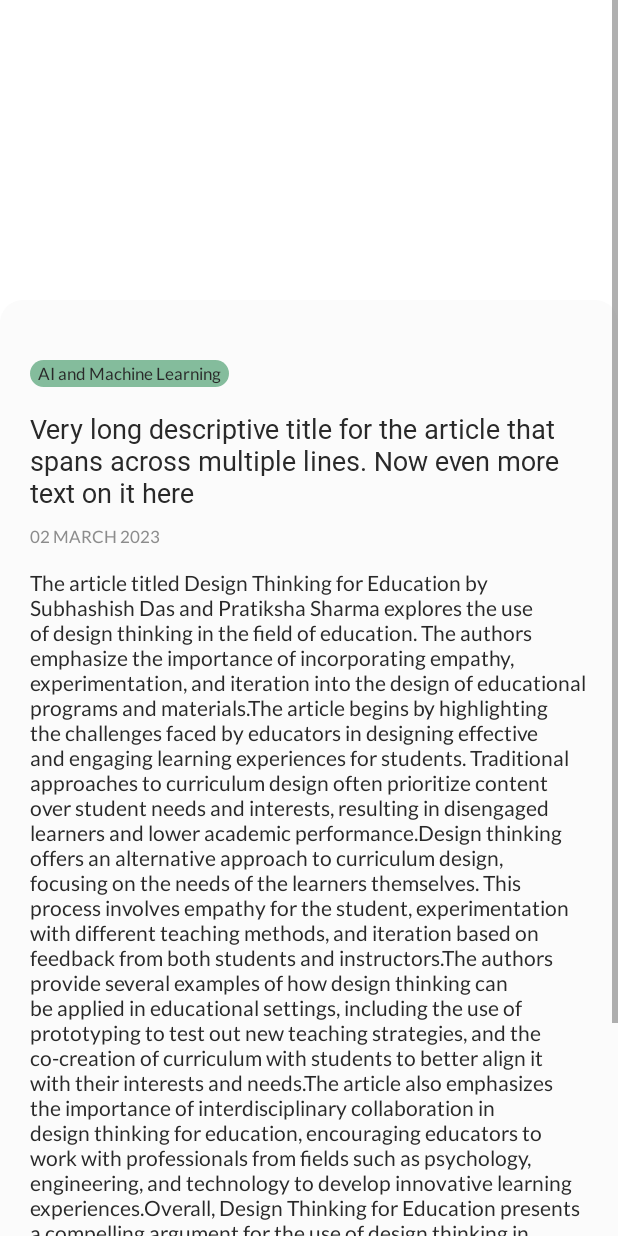
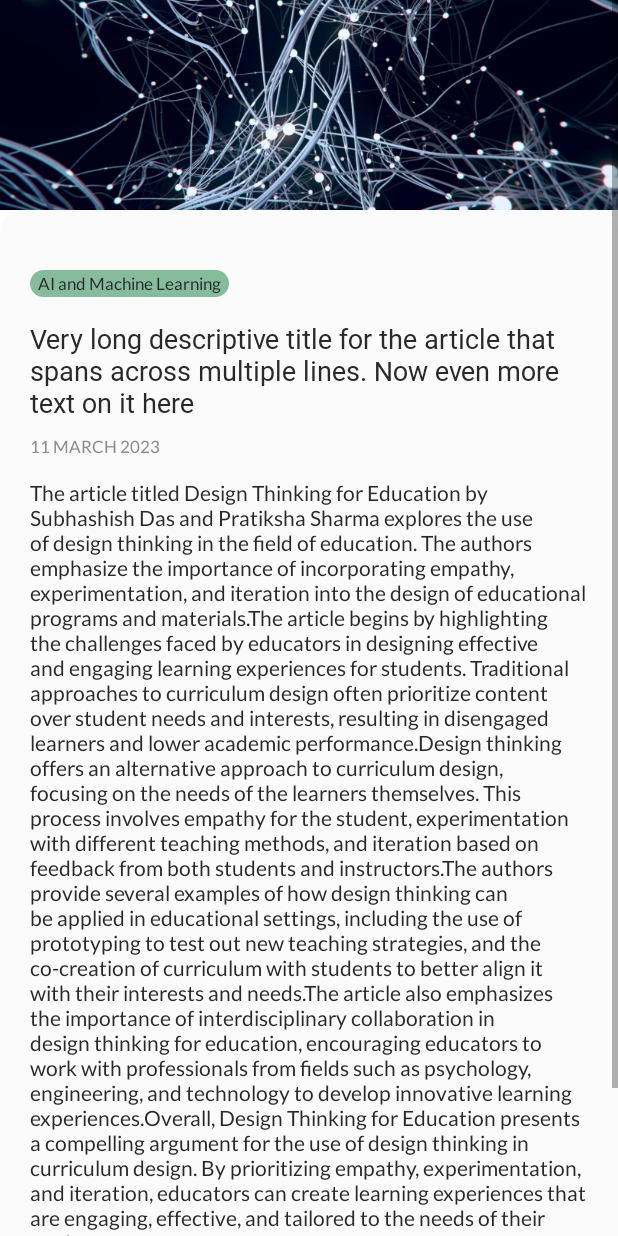
Before and after one commit to Patcast/news_app, an Android app: the fragment ArticleView placed in its activity, on a phone screen of 412 x 824 dp. Run offline under Robolectric (Android 15) with nearby library versions, the phone set to English and light mode, and no system bars; our stand-ins replace Firebase (no records; nobody signed in at launch, a user with empty details on screens opened directly), navigation-ui; 3 statements that could not run were skipped.

Commit message:
fix image

```diff
--- a/app/src/main/res/layout/fragment_article_view.xml
+++ b/app/src/main/res/layout/fragment_article_view.xml
@@ -14,10 +14,16 @@
         android:layout_height="wrap_content"
         android:orientation="vertical"
         tools:context=".ArticleView">
-
-        <androidx.constraintlayout.widget.ConstraintLayout
+        <ImageView
+            android:id="@+id/image_card"
             android:layout_width="match_parent"
-            android:layout_height="match_parent">
+            android:layout_height="140dp"
+            android:contentDescription="@string/picture"
+            android:scaleType="centerCrop"
+            app:layout_constraintEnd_toEndOf="parent"
+            app:layout_constraintStart_toStartOf="parent"
+            app:layout_constraintTop_toTopOf="parent"
+            app:srcCompat="@drawable/placeholder" />
 
             <LinearLayout
                 android:layout_width="match_parent"
@@ -59,7 +65,7 @@
                     android:layout_height="wrap_content"
                     android:layout_marginBottom="15dp"
                     android:fontFamily="@font/lato"
-                    android:text="@string/date"
+                    android:text="11 March 2023"
                     android:textAllCaps="true"
                     android:textColor="@color/gray_dark"
                     android:textSize="11sp" />
@@ -97,19 +103,7 @@
 
             </LinearLayout>
 
-            <ImageView
-                android:id="@+id/image_card_summary"
-                android:layout_width="match_parent"
-                android:layout_height="200dp"
-                android:contentDescription="@string/picture"
-                android:scaleType="centerCrop"
-                app:layout_constraintEnd_toEndOf="parent"
-                app:layout_constraintStart_toStartOf="parent"
-                app:layout_constraintTop_toTopOf="parent"
-                tools:ignore="SpeakableTextPresentCheck"
-                tools:src="@drawable/placeholder" />
 
-        </androidx.constraintlayout.widget.ConstraintLayout>
 
     </LinearLayout>
 </ScrollView>
```
